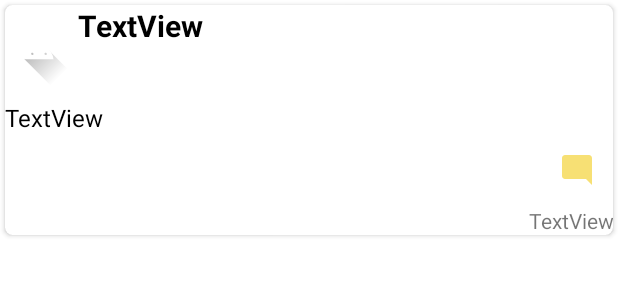
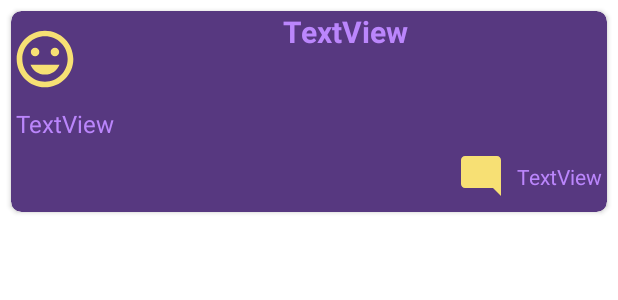
Before and after one commit to Jasmine801/MyProf, an Android app: the layout publication_list_item.xml on its own in the app's theme, with its tools: preview values and no code run, on a phone screen of 412 x 824 dp. Shown: the top 300 px of the screen. Run offline under Robolectric (Android 15) with nearby library versions, the phone set to English and light mode, and no system bars.

Commit message:
recycler view Posts

```diff
--- a/app/src/main/java/com/mamedli/myprof/fragments/NewPublicationFragment.kt
+++ b/app/src/main/java/com/mamedli/myprof/fragments/NewPublicationFragment.kt
@@ -72,7 +72,8 @@ class NewPublicationFragment : Fragment(), MenuProvider {
         val publication = createNewPublication()
         //database = FirebaseDatabase.getInstance().getReference("publications")
         //database.child("publications").child(publication.id).setValue(publication)
-        publication.id?.let { database.child(it).setValue(publication) }
+        //publication.id?.let { database.child(it).push().setValue(publication) }
+        database.push().setValue(publication)
         //dao.insertPublication(publication)
     }
 
--- a/app/src/main/res/drawable-v24/ic_launcher_foreground.xml
+++ b/app/src/main/res/drawable-v24/ic_launcher_foreground.xml
@@ -22,7 +22,7 @@
         </aapt:attr>
     </path>
     <path
-        android:fillColor="#FFFFFF"
+        android:fillColor="#F7E074"
         android:fillType="nonZero"
         android:pathData="M65.3,45.828l3.8,-6.6c0.2,-0.4 0.1,-0.9 -0.3,-1.1c-0.4,-0.2 -0.9,-0.1 -1.1,0.3l-3.9,6.7c-6.3,-2.8 -13.4,-2.8 -19.7,0l-3.9,-6.7c-0.2,-0.4 -0.7,-0.5 -1.1,-0.3C38.8,38.328 38.7,38.828 38.9,39.228l3.8,6.6C36.2,49.428 31.7,56.028 31,63.928h46C76.3,56.028 71.8,49.428 65.3,45.828zM43.4,57.328c-0.8,0 -1.5,-0.5 -1.8,-1.2c-0.3,-0.7 -0.1,-1.5 0.4,-2.1c0.5,-0.5 1.4,-0.7 2.1,-0.4c0.7,0.3 1.2,1 1.2,1.8C45.3,56.528 44.5,57.328 43.4,57.328L43.4,57.328zM64.6,57.328c-0.8,0 -1.5,-0.5 -1.8,-1.2s-0.1,-1.5 0.4,-2.1c0.5,-0.5 1.4,-0.7 2.1,-0.4c0.7,0.3 1.2,1 1.2,1.8C66.5,56.528 65.6,57.328 64.6,57.328L64.6,57.328z"
         android:strokeWidth="1"
--- /dev/null
+++ b/app/src/main/res/drawable/ic_avatar.xml
@@ -0,0 +1,5 @@
+<vector android:height="24dp" android:tint="#F7E074"
+    android:viewportHeight="24" android:viewportWidth="24"
+    android:width="24dp" xmlns:android="http://schemas.android.com/apk/res/android">
+    <path android:fillColor="@android:color/white" android:pathData="M11.99,2C6.47,2 2,6.48 2,12s4.47,10 9.99,10C17.52,22 22,17.52 22,12S17.52,2 11.99,2zM12,20c-4.42,0 -8,-3.58 -8,-8s3.58,-8 8,-8 8,3.58 8,8 -3.58,8 -8,8zM15.5,11c0.83,0 1.5,-0.67 1.5,-1.5S16.33,8 15.5,8 14,8.67 14,9.5s0.67,1.5 1.5,1.5zM8.5,11c0.83,0 1.5,-0.67 1.5,-1.5S9.33,8 8.5,8 7,8.67 7,9.5 7.67,11 8.5,11zM12,17.5c2.33,0 4.31,-1.46 5.11,-3.5L6.89,14c0.8,2.04 2.78,3.5 5.11,3.5z"/>
+</vector>
--- a/app/src/main/res/drawable/ic_comment.xml
+++ b/app/src/main/res/drawable/ic_comment.xml
@@ -1,5 +1,5 @@
-<vector android:height="24dp" android:tint="#F7E074"
+<vector android:height="32dp" android:tint="#F7E074"
     android:viewportHeight="24" android:viewportWidth="24"
-    android:width="24dp" xmlns:android="http://schemas.android.com/apk/res/android">
+    android:width="32dp" xmlns:android="http://schemas.android.com/apk/res/android">
     <path android:fillColor="@android:color/white" android:pathData="M21.99,4c0,-1.1 -0.89,-2 -1.99,-2H4c-1.1,0 -2,0.9 -2,2v12c0,1.1 0.9,2 2,2h14l4,4 -0.01,-18z"/>
 </vector>
--- a/app/src/main/res/layout/fragment_publications.xml
+++ b/app/src/main/res/layout/fragment_publications.xml
@@ -4,7 +4,7 @@
     xmlns:tools="http://schemas.android.com/tools"
     android:layout_width="match_parent"
     android:layout_height="match_parent"
-    android:background="@color/icon_color"
+    android:background="@color/main_color"
     tools:context=".fragments.PublicationsFragment">
 
     <androidx.constraintlayout.widget.ConstraintLayout
@@ -15,6 +15,7 @@
             android:id="@+id/rcViewPublic"
             android:layout_width="0dp"
             android:layout_height="0dp"
+            app:layout_constraintBottom_toTopOf="@+id/ibAddPublication"
             app:layout_constraintEnd_toEndOf="parent"
             app:layout_constraintStart_toStartOf="parent"
             app:layout_constraintTop_toTopOf="parent" />
--- a/app/src/main/res/layout/publication_list_item.xml
+++ b/app/src/main/res/layout/publication_list_item.xml
@@ -8,10 +8,10 @@
     <androidx.cardview.widget.CardView
         android:layout_width="match_parent"
         android:layout_height="wrap_content"
-        android:layout_marginStart="3dp"
-        android:layout_marginTop="3dp"
-        android:layout_marginEnd="3dp"
-        app:cardCornerRadius="5dp"
+        android:layout_margin="7dp"
+        android:padding="5dp"
+        app:cardBackgroundColor="@color/icon_color"
+        app:cardCornerRadius="7dp"
         app:layout_constraintBottom_toBottomOf="parent"
         app:layout_constraintEnd_toEndOf="parent"
         app:layout_constraintStart_toStartOf="parent"
@@ -28,7 +28,7 @@
                 android:layout_height="64dp"
                 app:layout_constraintStart_toStartOf="parent"
                 app:layout_constraintTop_toTopOf="parent"
-                app:srcCompat="@drawable/ic_launcher_foreground" />
+                app:srcCompat="@drawable/ic_avatar" />
 
             <LinearLayout
                 android:id="@+id/linearLayout"
@@ -45,8 +45,9 @@
                     android:id="@+id/tvTitle"
                     android:layout_width="match_parent"
                     android:layout_height="wrap_content"
+                    android:gravity="center"
                     android:text="TextView"
-                    android:textColor="@color/black"
+                    android:textColor="@color/purple_200"
                     android:textSize="20sp"
                     android:textStyle="bold" />
 
@@ -65,9 +66,12 @@
                     android:id="@+id/tvDescription"
                     android:layout_width="match_parent"
                     android:layout_height="wrap_content"
+                    android:layout_marginStart="3dp"
                     android:text="TextView"
-                    android:textColor="@color/black"
+                    android:textColor="@color/purple_200"
                     android:textSize="16sp" />
+
+            </LinearLayout>
 
             <ImageButton
                 android:id="@+id/imageButton"
@@ -75,17 +79,22 @@
                 android:layout_height="48dp"
                 android:layout_gravity="end"
                 android:background="@null"
+                app:layout_constraintEnd_toStartOf="@+id/tvCommentCount"
+                app:layout_constraintTop_toBottomOf="@+id/linearLayout2"
                 app:srcCompat="@drawable/ic_comment"
                 tools:ignore="SpeakableTextPresentCheck" />
 
             <TextView
                 android:id="@+id/tvCommentCount"
-                    android:layout_width="match_parent"
+                android:layout_width="wrap_content"
                 android:layout_height="wrap_content"
-                    android:gravity="end"
-                    android:text="TextView" />
-
-            </LinearLayout>
+                android:layout_marginEnd="3dp"
+                android:gravity="center"
+                android:text="TextView"
+                android:textColor="@color/purple_200"
+                app:layout_constraintBottom_toBottomOf="parent"
+                app:layout_constraintEnd_toEndOf="parent"
+                app:layout_constraintTop_toBottomOf="@+id/linearLayout2" />
 
         </androidx.constraintlayout.widget.ConstraintLayout>
     </androidx.cardview.widget.CardView>
```
Also changed, not shown: app/src/main/java/com/mamedli/myprof/adapters/PublicationsAdapter.kt (+2 -19 lines), app/src/main/java/com/mamedli/myprof/fragments/PublicationsFragment.kt (+11 -4 lines). Lines whose indentation alone changed are shown as unchanged.
